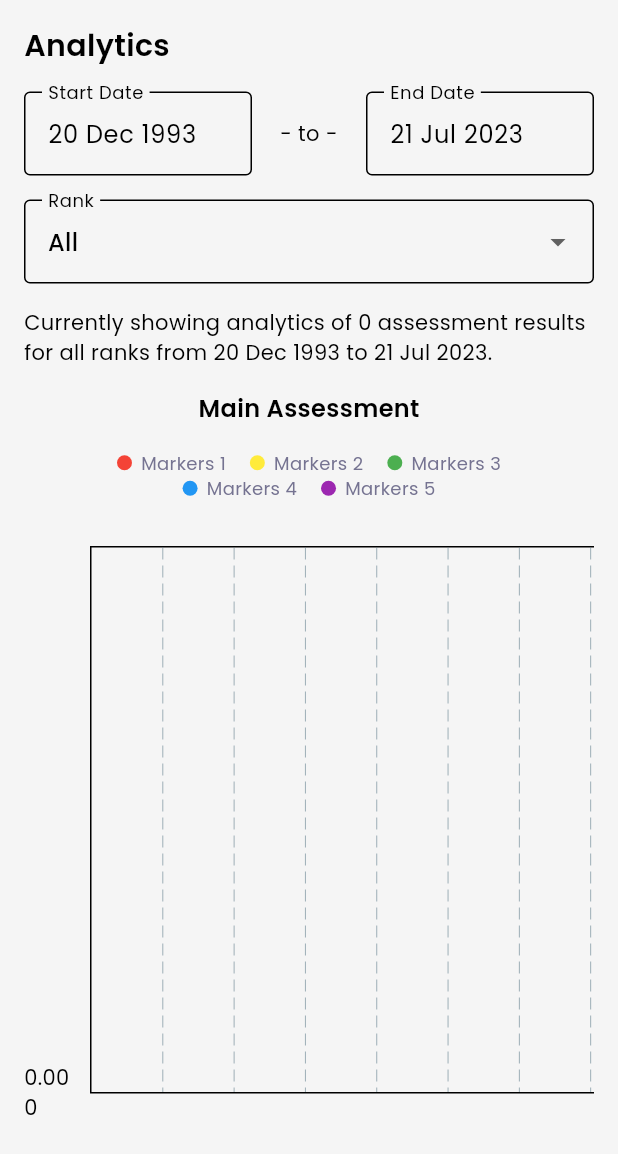
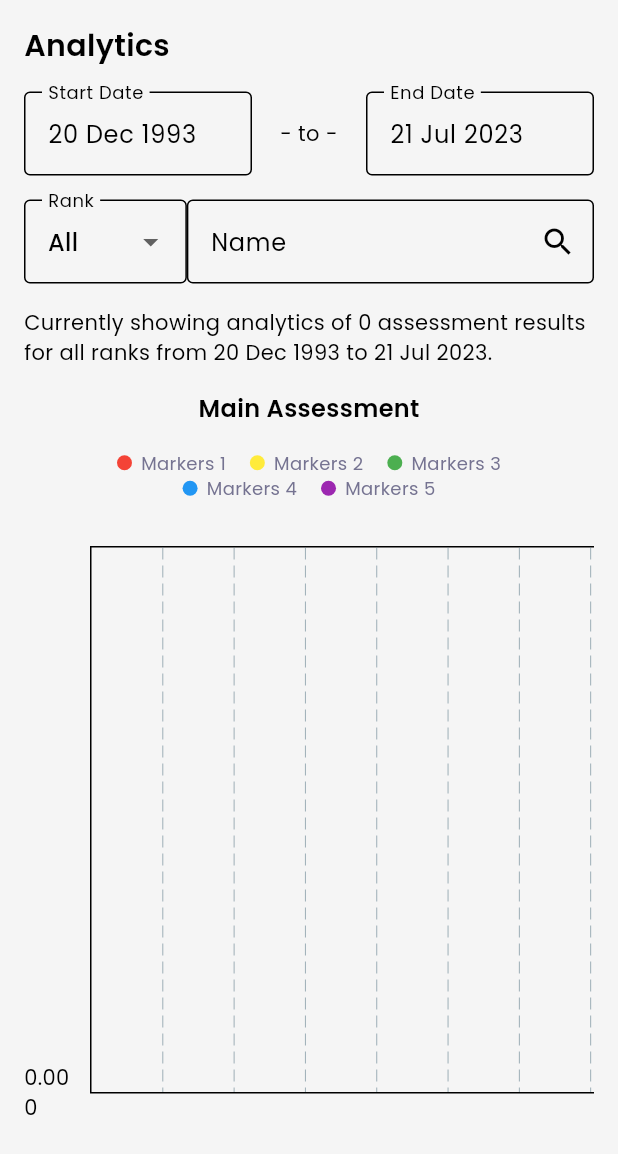
Before and after one commit to YosuaPWH/ts_one, a Flutter app: the AnalyticsScreen screen opened directly, on a phone screen of 412 x 824 dp. Shown: the top 1154 px of the screen. Run offline on Flutter 3.47's test engine with Material 2 defaults, Android fonts, the phone set to English and light mode, and no system bars; drawn by our look-alikes of fl_chart; our stand-ins replace cloud_firestore, email_validator, firebase_auth, firebase_core, firebase_storage, flutter_expandable_fab and 9 more; missing offline and left inert: googleapis, hand_signature; accounts and stored records are empty; generated files the repository leaves out were written again.

Commit message:
Filter analytics by name using staff id number

```diff
--- a/lib/presentation/view/analytics/analytics_screen.dart
+++ b/lib/presentation/view/analytics/analytics_screen.dart
@@ -3,6 +3,7 @@ import 'dart:developer';
 import 'package:fl_chart/fl_chart.dart';
 import 'package:flutter/cupertino.dart';
 import 'package:flutter/material.dart';
+import 'package:flutter_typeahead/flutter_typeahead.dart';
 import 'package:provider/provider.dart';
 import 'package:ts_one/data/assessments/assessment_results.dart';
 import 'package:ts_one/data/assessments/assessment_variable_results.dart';
@@ -12,6 +13,7 @@ import 'package:ts_one/presentation/shared_components/legend_widget.dart';
 import 'package:ts_one/presentation/theme.dart';
 import 'package:ts_one/presentation/view_model/assessment_results_viewmodel.dart';
 import 'package:ts_one/presentation/view_model/assessment_viewmodel.dart';
+import 'package:ts_one/presentation/view_model/user_viewmodel.dart';
 import 'package:ts_one/util/util.dart';
 
 class AnalyticsScreen extends StatefulWidget {
@@ -24,6 +26,7 @@ class AnalyticsScreen extends StatefulWidget {
 class _AnalyticsScreenState extends State<AnalyticsScreen> {
   late AssessmentResultsViewModel assessmentResultsviewModel;
   late AssessmentViewModel assessmentViewModel;
+  late UserViewModel userViewModel;
 
   late DateTime nowWithoutTime;
   late DateTime startDate;
@@ -31,8 +34,13 @@ class _AnalyticsScreenState extends State<AnalyticsScreen> {
   late String rank;
   static List<String> rankList = ['All', UserModel.keyPositionCaptain, UserModel.keyPositionFirstOfficer];
 
+  late int examineeStaffIDNo;
+  late TextEditingController nameTextController;
+  late List<UserModel> usersSearched;
+  late bool isSearchingByUser;
+
   late List<AssessmentResults> assessmentResults;
-  late List<AssessmentResults> assessmentResultsFilteredByRank;
+  late List<AssessmentResults> assessmentResultsFilteredFirst;
   late List<AssessmentResults> assessmentResultsFilteredByDate;
 
   late List<AssessmentVariables> assessmentVariables;
@@ -50,14 +58,20 @@ class _AnalyticsScreenState extends State<AnalyticsScreen> {
   void initState() {
     assessmentResultsviewModel = Provider.of<AssessmentResultsViewModel>(context, listen: false);
     assessmentViewModel = Provider.of<AssessmentViewModel>(context, listen: false);
+    userViewModel = Provider.of<UserViewModel>(context, listen: false);
 
     nowWithoutTime = Util.getCurrentDateWithoutTime();
     startDate = Util.defaultDateIfNull;
     endDate = nowWithoutTime;
     rank = rankList[0];
 
+    examineeStaffIDNo = Util.defaultIntIfNull;
+    nameTextController = TextEditingController();
+    usersSearched = [];
+    isSearchingByUser = false;
+
     assessmentResults = [];
-    assessmentResultsFilteredByRank = [];
+    assessmentResultsFilteredFirst = [];
     assessmentResultsFilteredByDate = [];
 
     assessmentVariables = [];
@@ -82,28 +96,39 @@ class _AnalyticsScreenState extends State<AnalyticsScreen> {
 
   // filtered by date and/or rank
   void filterAssessmentResults() {
-    assessmentResultsFilteredByRank.clear();
+    assessmentResultsFilteredFirst.clear();
     assessmentResultsFilteredByDate.clear();
 
     // filtering by rank first
     if(rank == rankList[1]) {
       for (AssessmentResults assessmentResult in assessmentResults) {
         if (assessmentResult.rank == rankList[1]) {
-          assessmentResultsFilteredByRank.add(assessmentResult);
+          assessmentResultsFilteredFirst.add(assessmentResult);
         }
       }
     } else if(rank == rankList[2]) {
       for (AssessmentResults assessmentResult in assessmentResults) {
         if (assessmentResult.rank == rankList[2]) {
-          assessmentResultsFilteredByRank.add(assessmentResult);
+          assessmentResultsFilteredFirst.add(assessmentResult);
         }
       }
     } else {
-      assessmentResultsFilteredByRank.addAll(assessmentResults);
+      assessmentResultsFilteredFirst.addAll(assessmentResults);
     }
 
-    // after filtering by rank, filter by date
-    for (AssessmentResults assessmentResult in assessmentResultsFilteredByRank) {
+    if(isSearchingByUser && examineeStaffIDNo != Util.defaultIntIfNull) {
+      // all the results before are ignored
+      assessmentResultsFilteredFirst.clear();
+
+      for (AssessmentResults assessmentResult in assessmentResults) {
+        if (assessmentResult.examineeStaffIDNo == examineeStaffIDNo) {
+          assessmentResultsFilteredFirst.add(assessmentResult);
+        }
+      }
+    }
+
+    // after filtering by rank or examinee staff ID No, filter by date
+    for (AssessmentResults assessmentResult in assessmentResultsFilteredFirst) {
       if (assessmentResult.date.isAfter(startDate) &&
           assessmentResult.date.isBefore(endDate) ||
           assessmentResult.date.isAtSameMomentAs(startDate) ||
@@ -436,6 +461,11 @@ class _AnalyticsScreenState extends State<AnalyticsScreen> {
                     ),
                     Padding(
                       padding: const EdgeInsets.only(bottom: 16.0),
+                      child: Row(
+                        children: [
+                          !isSearchingByUser
+                          ? Expanded(
+                            flex: 2,
                             child: DropdownButtonFormField(
                               value: rank,
                               items: rankList.map((String value) {
@@ -456,6 +486,97 @@ class _AnalyticsScreenState extends State<AnalyticsScreen> {
                                 focusColor: TsOneColor.primary,
                               ),
                             ),
+                          )
+                          : Container(),
+                          Expanded(
+                            flex: 5,
+                            child: TypeAheadFormField<UserModel>(
+                              hideSuggestionsOnKeyboardHide: false,
+                              textFieldConfiguration: TextFieldConfiguration(
+                                controller: nameTextController,
+                                onTap: () {
+                                  // clear the text field
+                                  nameTextController.clear();
+
+                                  if(nameTextController.text.isEmpty) {
+                                    setState(() {
+                                      isSearchingByUser = false;
+                                    });
+                                    filterAssessmentResults();
+                                  }
+
+                                  // clear the selected user
+                                  examineeStaffIDNo = Util.defaultIntIfNull;
+
+                                  // refresh the UI
+                                  setState(() {});
+                                },
+                                onChanged: (value) {
+                                  if(value.isEmpty) {
+                                    setState(() {
+                                      isSearchingByUser = false;
+                                    });
+                                  }
+                                  else{
+                                    setState(() {
+                                      isSearchingByUser = true;
+                                    });
+                                  }
+                                },
+                                decoration: InputDecoration(
+                                  border: const OutlineInputBorder(),
+                                  labelText: 'Name',
+                                  suffixIcon: IconButton(
+                                    onPressed: () {},
+                                    icon: const Icon(Icons.search),
+                                  ),
+                                ),
+                              ),
+                              suggestionsCallback: (pattern) async {
+                                // wait for the user finish typing
+                                Future.delayed(const Duration(milliseconds: 500));
+                                if(pattern.isNotEmpty) {
+                                  usersSearched = await userViewModel.getUsersBySearchName(pattern.toTitleCase(), 5);
+                                  return usersSearched;
+                                } else {
+                                  return [];
+                                }
+                              },
+                              itemBuilder: (context, UserModel suggestion) {
+                                return ListTile(
+                                  title: Text(suggestion.name),
+                                );
+                              },
+                              noItemsFoundBuilder: (context) {
+                                return const SizedBox(
+                                    height: 100,
+                                    child: Center(
+                                      child: Text(
+                                        'No users found.',
+                                        style: TextStyle(fontSize: 16),
+                                      ),
+                                    )
+                                );
+                              },
+                              onSuggestionSelected: (UserModel? suggestion) {
+                                if (suggestion != null) {
+                                  // set the selected user id no to be searched in assessment results collection
+                                  examineeStaffIDNo = suggestion.idNo;
+
+                                  // set the text field to be the selected user's name
+                                  nameTextController.text = "${suggestion.rank} ${suggestion.name}";
+
+                                  // run the filter function
+                                  filterAssessmentResults();
+
+                                  // refresh the UI
+                                  setState(() {});
+                                }
+                              },
+                            ),
+                          ),
+                        ],
+                      ),
                     ),
                     model.isLoading
                     ? const Center(
@@ -464,7 +585,10 @@ class _AnalyticsScreenState extends State<AnalyticsScreen> {
                     : Column(
                         children: [
                           Text("Currently showing analytics of ${assessmentResultsFilteredByDate.length} assessment results for "
-                              "${rank == rankList[0] ? "all ranks" : "the rank of $rank"} "
+                              "${isSearchingByUser
+                              ? "${nameTextController.text} "
+                              : rank == rankList[0] ? "all ranks " : "the rank of $rank "
+                              }"
                               "from ${Util.convertDateTimeDisplay(startDate.toString(), "dd MMM yyyy")} "
                               "to ${Util.convertDateTimeDisplay(endDate.toString(), "dd MMM yyyy")}."),
                           chartLoading? const Padding(
```
Lines whose indentation alone changed are shown as unchanged.
